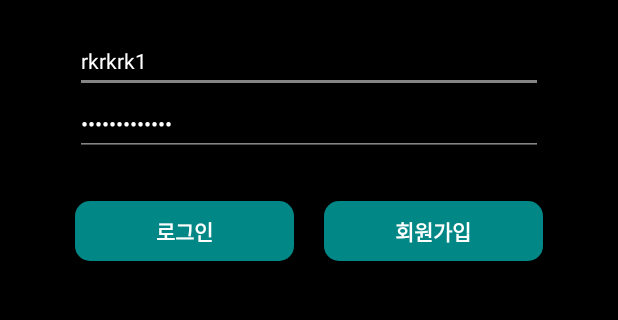
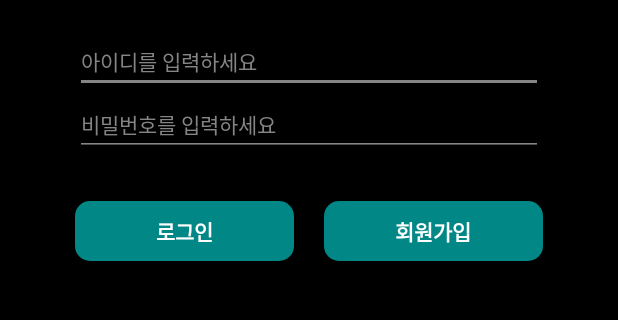
Before and after one commit to sgyoung96/Diary, an Android app: the screen it shows after launch (LoginActivity), on a phone screen of 412 x 824 dp, the part 538-858 px from its top. Run offline under Robolectric (Android 15) with nearby library versions, the phone set to English and light mode, and no system bars; libraries missing offline, so code that uses them is left out: org.mindrot.jbcrypt.

Commit message:
LoginActivity 에서 아이디, 비밀번호 자동입력값 삭제

```diff
--- a/ver1/app/src/main/res/layout/activity_login.xml
+++ b/ver1/app/src/main/res/layout/activity_login.xml
@@ -37,7 +37,6 @@
             android:textColor="@color/main_text_color"
             android:hint="아이디를 입력하세요"
             android:textColorHint="@color/input_hint"
-            android:text="rkrkrk1"
             android:textSize="14dp"
             android:backgroundTint="@color/input_et_bg"
             android:maxLines="1"
@@ -54,7 +53,6 @@
             android:layout_width="match_parent"
             android:layout_height="wrap_content"
             android:textColor="@color/white"
-            android:text="rkrkrkrkrkrk1"
             android:hint="비밀번호를 입력하세요"
             android:textColorHint="@color/input_hint"
             android:textSize="14dp"
```
